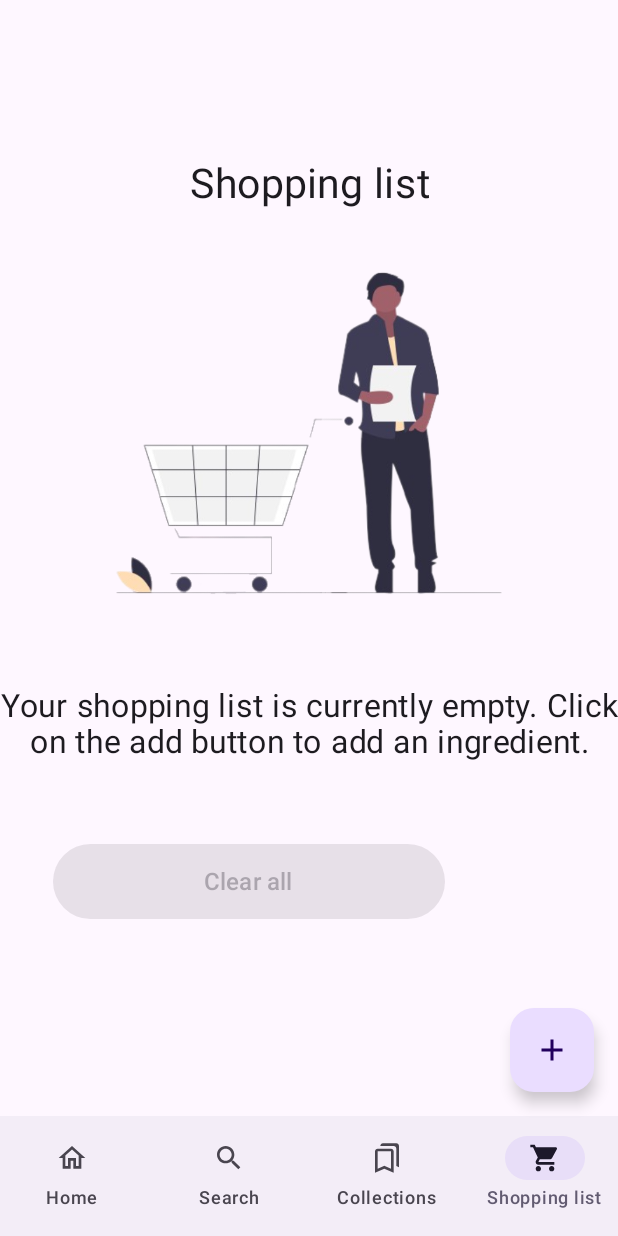
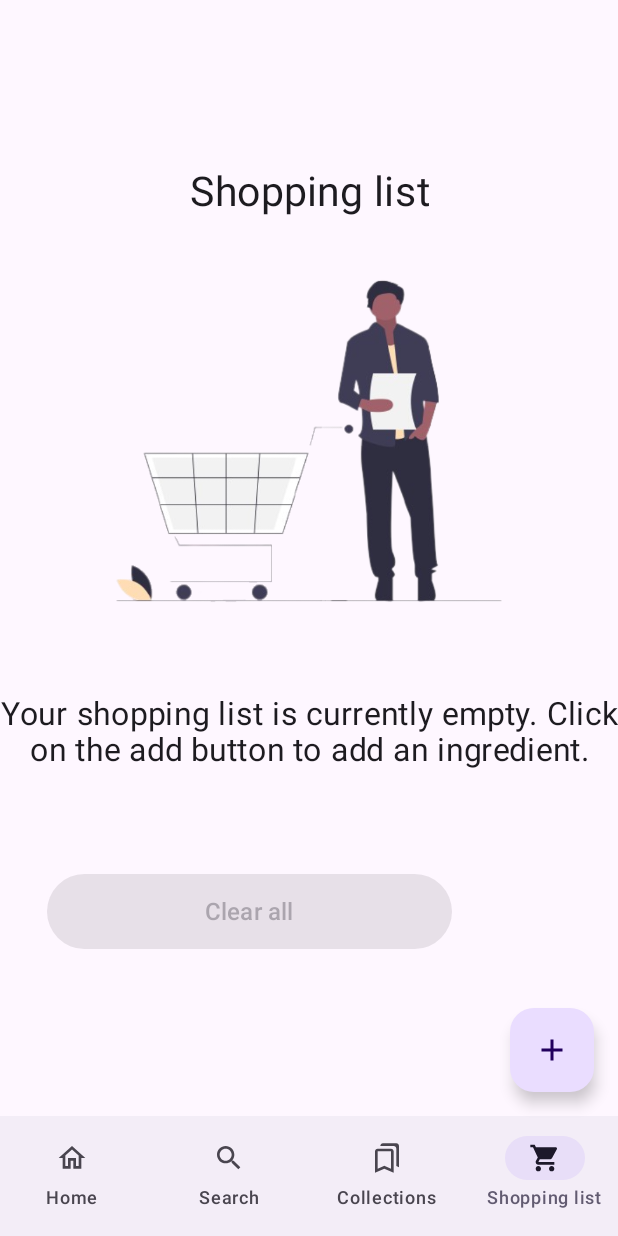
Before and after one commit to milkowska/MealBay, an Android app built with Jetpack Compose: the list screen opened through its navigation route, on a phone screen of 412 x 824 dp. Run offline under Robolectric (Android 15) with nearby library versions, the phone set to English and light mode, and no system bars; our stand-ins replace Room's generated code, livedata-compose.

Commit message:
fixed alignment of components

```diff
--- a/app/src/main/java/uk/ac/aber/dcs/cs39440/mealbay/ui/shopping_list/ListScreen.kt
+++ b/app/src/main/java/uk/ac/aber/dcs/cs39440/mealbay/ui/shopping_list/ListScreen.kt
@@ -180,18 +180,23 @@ fun ListScreen(
                 } else {
                     Column(modifier = Modifier.fillMaxSize()) {
                         // Shopping list title
+                        Spacer(modifier = Modifier.height(19.dp))
                         Text(
                             text = stringResource(R.string.shopping_list),
-                            modifier = Modifier.padding(10.dp),
-                            fontWeight = FontWeight.Bold,
-                            fontSize = 20.sp,
+                            modifier = Modifier
+                                .fillMaxWidth()
+                                .padding(10.dp),
+
+                            fontSize = 27.sp,
+                            textAlign = TextAlign.Center
                         )
 
                         // Shopping list items
                         LazyColumn(
-                            modifier = Modifier.fillMaxSize()
+                            modifier = Modifier
+                                .fillMaxSize()
                                 .weight(1f),
-//                            contentPadding = PaddingValues(bottom = 5.dp)
+                            //contentPadding = PaddingValues(start = 20.dp)
                         ) {
                             items(shoppingList) { item ->
                                 ShoppingListItem(item) { doDelete(item) }
@@ -201,9 +206,9 @@ fun ListScreen(
                         // Clear all button
                         ElevatedButton(
                             modifier = Modifier
-                                .padding(35.dp)
-                                .fillMaxWidth(.5f)
-                                .height(60.dp),
+                                .height(70.dp)
+                                .width(280.dp)
+                                .padding(start = 25.dp, bottom = 20.dp),
                             enabled = shoppingList.isNotEmpty(),
                             onClick = { openAlertDialog.value = true }
                         ) {
@@ -262,18 +267,16 @@ fun ShoppingListItem(item: ShoppingListItem, onDelete: () -> Unit) {
     Divider(startIndent = 0.dp, thickness = 1.dp)
 }
 
+
 @OptIn(ExperimentalMaterial3Api::class)
 @Composable
 private fun EmptyScreenContent(
     shoppingList: List<ShoppingListItem> = listOf()
 ) {
-
     Column(
         verticalArrangement = Arrangement.SpaceBetween,
         horizontalAlignment = Alignment.CenterHorizontally
     ) {
-
-        Spacer(modifier = Modifier.height(10.dp))
 
         Text(
             text = "Shopping list",
@@ -299,17 +302,12 @@ private fun EmptyScreenContent(
             textAlign = TextAlign.Center
         )
 
-        Spacer(modifier = Modifier.height(20.dp))
+        Spacer(modifier = Modifier.height(60.dp))
 
-        Row(
-            horizontalArrangement = Arrangement.SpaceEvenly,
-            verticalAlignment = Alignment.CenterVertically,
-            modifier = Modifier.padding(all = 35.dp)
-        ) {
         ElevatedButton(modifier = Modifier
-                .height(50.dp)
-                .fillMaxWidth()
-                .padding(end = 80.dp),
+            .height(60.dp)
+            .width(350.dp)
+            .padding(top = 10.dp, end = 80.dp),
             enabled = shoppingList.isNotEmpty(),
             onClick = { /* nothing happens because button is always disabled for empty screen */ }
         )
@@ -321,12 +319,13 @@ private fun EmptyScreenContent(
         }
     }
 }
-}
 
 @Composable
-private fun ConfirmButton(openAlertDialog: MutableState<Boolean>,
+private fun ConfirmButton(
+    openAlertDialog: MutableState<Boolean>,
     context: Context,
-                          shoppingListViewModel: ShoppingListViewModel = viewModel(),) {
+    shoppingListViewModel: ShoppingListViewModel = viewModel(),
+) {
     TextButton(
         onClick = {
             openAlertDialog.value = false
```
Lines whose indentation alone changed are shown as unchanged.
